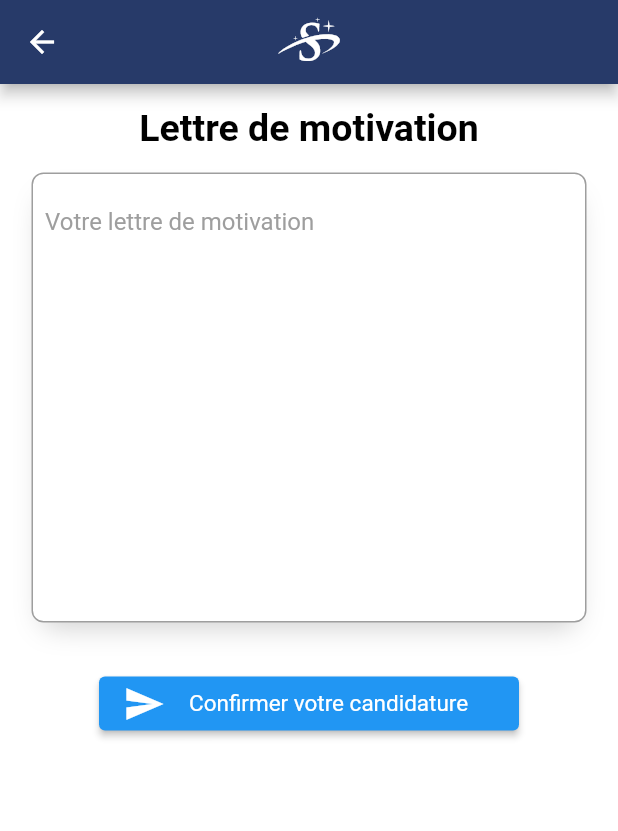
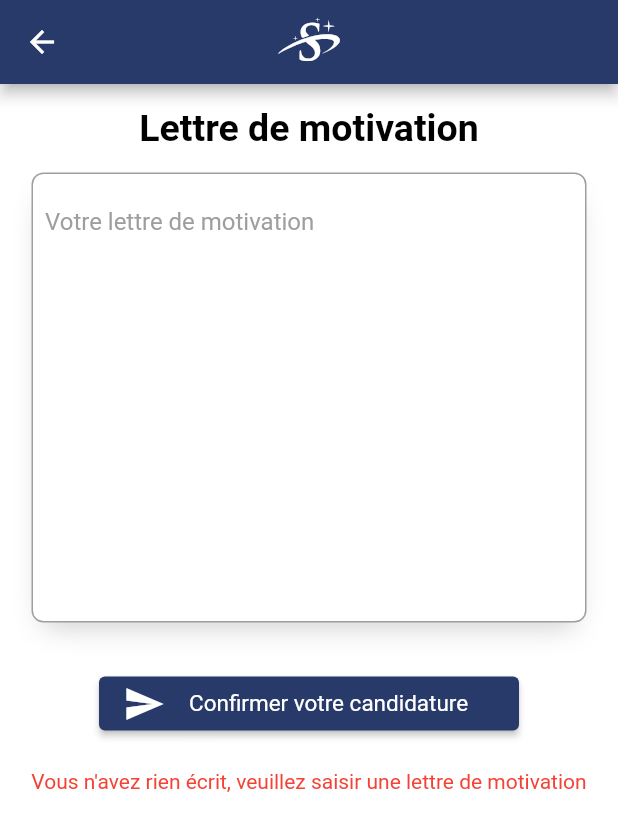
Before and after one commit to flolgl/StudWay, a Flutter app: the ApplyToOffer screen opened directly with empty values, after a tap on "Confirmer votre candidature", on a phone screen of 412 x 824 dp. Shown: the top 831 px of the screen. Run offline on Flutter 3.47's test engine with Material 2 defaults, Android fonts, the phone set to English and light mode, and no system bars; our stand-ins replace badges, email_validator, file_picker, image_picker, shared_preferences, socket_io_client; missing offline and left inert: shared_preferences_web; accounts and stored records are empty; network calls fail.

Commit message:
applyToOffer implemented

```diff
--- a/lib/view/offers/components/ApplyToOffer.dart
+++ b/lib/view/offers/components/ApplyToOffer.dart
@@ -3,6 +3,7 @@ import 'package:flutter/material.dart';
 import 'package:studway_project/controller/offer/Offer.dart';
 import 'package:studway_project/controller/user/User.dart';
 
+import '../../AppTheme.dart';
 import '../../icons/my_flutter_app_icons.dart';
 
 class ApplyToOffer extends StatefulWidget {
@@ -20,6 +21,7 @@ class ApplyToOfferState extends State<ApplyToOffer> {
   final User _user;
   final Offer _offer;
   final TextEditingController _coverLetterController = TextEditingController();
+  String warningMessage = "";
 
   ApplyToOfferState(
       this._user, this._offer); //late Future<int> amountOfDaysSinceUpload;
@@ -107,7 +109,7 @@ class ApplyToOfferState extends State<ApplyToOffer> {
               child: ElevatedButton(
                 style: ElevatedButton.styleFrom(
                     fixedSize: const Size(280, 35),
-                    primary: Colors.blue,
+                    primary: AppTheme.normalBlue,
                     onPrimary: Colors.white,
                     textStyle: const TextStyle(fontSize: 15)),
                 child: Row(
@@ -117,9 +119,30 @@ class ApplyToOfferState extends State<ApplyToOffer> {
                     Text("Confirmer votre candidature"),
                   ],
                 ),
-                onPressed: () {
-                  _user.applyTo(_offer);
+                onPressed: () async {
+                  if (_coverLetterController.text.isEmpty) {
+                    setState(() {
+                      warningMessage =
+                          "Vous n'avez rien écrit, veuillez saisir une lettre de motivation";
+                    });
+                    return;
+                  }
+                  var reponse = await _user.applyTo(
+                      _offer, _coverLetterController.text, warningMessage);
+                  setState(() {
+                    warningMessage = reponse ? "" : "Vous avez déjà postulé à cette annonce";
+                  });
                 },
+              ),
+            ),
+            RichText(
+              textAlign: TextAlign.center,
+              text: TextSpan(
+                text: warningMessage,
+                style: const TextStyle(
+                  fontSize: 14,
+                  color: Colors.red,
+                ),
               ),
             ),
           ],
--- a/lib/view/offers/components/OfferFullView.dart
+++ b/lib/view/offers/components/OfferFullView.dart
@@ -3,6 +3,7 @@ import 'package:flutter/material.dart';
 
 import '../../../controller/offer/Offer.dart';
 import '../../../controller/user/User.dart';
+import '../../AppTheme.dart';
 import '../../icons/my_flutter_app_icons.dart';
 import 'ApplyToOffer.dart';
 
@@ -147,7 +148,7 @@ class _OfferFullViewState extends State<OfferFullView> {
               child: ElevatedButton(
                 style: ElevatedButton.styleFrom(
                     fixedSize: const Size(220, 35),
-                    primary: Colors.blue,
+                    primary: AppTheme.normalBlue,
                     onPrimary: Colors.white,
                     textStyle: const TextStyle(fontSize: 15)),
                 child: Row(
```
Also changed, not shown: lib/controller/user/User.dart (+30 -2 lines).
